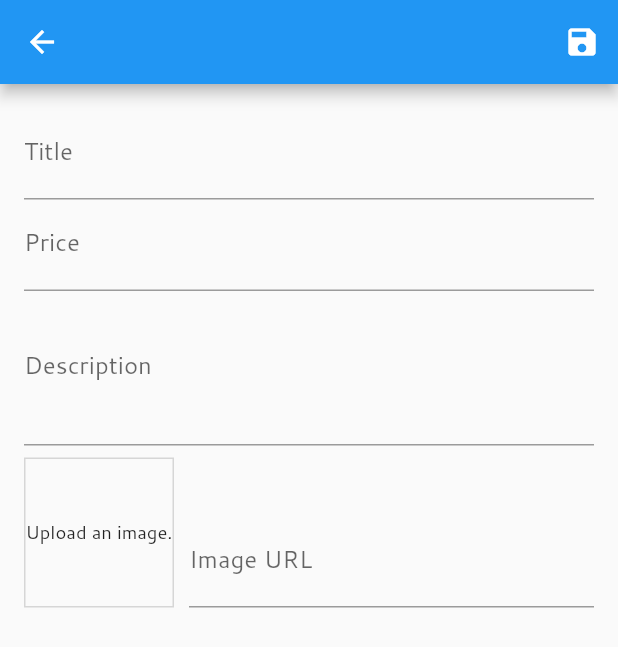
After one commit to sean-xiao-zhao7/flutter-shop, a Flutter app: the EditProductScreen screen opened by its route, on a phone screen of 412 x 824 dp. The commit adds this screen. Shown: the top 647 px of the screen. Run offline on Flutter 3.47's test engine with Material 2 defaults, Android fonts, the phone set to English and light mode, and no system bars; network calls fail; project files that could hold a hidden picture were left out.

Commit message:
Add edit product form

```diff
--- a/lib/main.dart
+++ b/lib/main.dart
@@ -1,6 +1,8 @@
 import 'package:flutter/material.dart';
 import 'package:shop/providers/cart_provider.dart';
 import 'package:shop/providers/orders_provider.dart';
+import 'package:shop/screens/admins/edit_product_screen.dart';
+import 'package:shop/screens/admins/manage_products.dart';
 import 'package:shop/screens/cart_screen.dart';
 import 'package:shop/screens/orders_screen.dart';
 import 'package:shop/screens/product_details_screen.dart';
@@ -39,6 +41,8 @@ class MyApp extends StatelessWidget {
           ProductDetailsScreen.routeName: (_) => ProductDetailsScreen(),
           CartScreen.routeName: (_) => CartScreen(),
           OrdersScreen.routeName: (_) => OrdersScreen(),
+          ManageProductsScreen.routeName: (_) => ManageProductsScreen(),
+          EditProductScreen.routeName: (_) => EditProductScreen(),
         },
       ),
     );
--- /dev/null
+++ b/lib/screens/admins/edit_product_screen.dart
@@ -0,0 +1,157 @@
+import 'package:flutter/material.dart';
+import 'package:shop/models/product.dart';
+
+class EditProductScreen extends StatefulWidget {
+  static const routeName = '/edit-product';
+  @override
+  _EditProductScreenState createState() => _EditProductScreenState();
+}
+
+class _EditProductScreenState extends State<EditProductScreen> {
+  final _priceFocusNode = FocusNode();
+  final _descriptionFocusNode = FocusNode();
+  final _imageUrlController = TextEditingController();
+  final _imageUrlFocusNode = FocusNode();
+  final _form = GlobalKey<FormState>();
+  var _product =
+      Product(id: null, title: '', description: '', price: 0.0, imageUrl: '');
+
+  void dispose() {
+    _imageUrlController.dispose();
+    _priceFocusNode.dispose();
+    _descriptionFocusNode.dispose();
+    _imageUrlFocusNode.dispose();
+    super.dispose();
+  }
+
+  void _saveForm() {
+    _form.currentState.save();
+  }
+
+  @override
+  Widget build(BuildContext context) {
+    return Scaffold(
+      appBar: AppBar(
+        title: Text(_imageUrlController.text),
+        actions: <Widget>[
+          IconButton(
+            icon: Icon(Icons.save),
+            onPressed: _saveForm,
+          ),
+        ],
+      ),
+      body: Padding(
+        padding: const EdgeInsets.all(16),
+        child: Form(
+            key: _form,
+            child: ListView(
+              children: <Widget>[
+                TextFormField(
+                  decoration: InputDecoration(
+                    labelText: 'Title',
+                  ),
+                  textInputAction: TextInputAction.next,
+                  onFieldSubmitted: (_) {
+                    FocusScope.of(context).requestFocus(_priceFocusNode);
+                  },
+                  onSaved: (value) {
+                    _product = Product(
+                      title: value,
+                      price: _product.price,
+                      description: _product.description,
+                      imageUrl: _product.imageUrl,
+                      id: null,
+                    );
+                  },
+                ),
+                TextFormField(
+                    keyboardType: TextInputType.number,
+                    decoration: InputDecoration(
+                      labelText: 'Price',
+                    ),
+                    textInputAction: TextInputAction.next,
+                    focusNode: _priceFocusNode,
+                    onFieldSubmitted: (_) {
+                      FocusScope.of(context)
+                          .requestFocus(_descriptionFocusNode);
+                    },
+                    onSaved: (value) {
+                      _product = Product(
+                        title: _product.title,
+                        price: double.parse(value),
+                        description: _product.description,
+                        imageUrl: _product.imageUrl,
+                        id: null,
+                      );
+                    }),
+                TextFormField(
+                  maxLines: 3,
+                  keyboardType: TextInputType.multiline,
+                  decoration: InputDecoration(
+                    labelText: 'Description',
+                  ),
+                  focusNode: _descriptionFocusNode,
+                  onSaved: (value) {
+                    _product = Product(
+                      title: _product.title,
+                      price: _product.price,
+                      description: value,
+                      imageUrl: _product.imageUrl,
+                      id: null,
+                    );
+                  },
+                ),
+                Row(
+                  crossAxisAlignment: CrossAxisAlignment.end,
+                  children: <Widget>[
+                    Container(
+                      width: 100,
+                      height: 100,
+                      margin: EdgeInsets.only(top: 8, right: 10),
+                      decoration: BoxDecoration(
+                          border: Border.all(
+                        width: 1,
+                        color: Colors.grey[350],
+                      )),
+                      child: FittedBox(
+                        child: _imageUrlController.text.isEmpty
+                            ? Text('Upload an image.')
+                            : Image.network(
+                                _imageUrlController.text,
+                                fit: BoxFit.cover,
+                              ),
+                      ),
+                    ),
+                    Expanded(
+                      child: TextFormField(
+                        decoration: InputDecoration(
+                          labelText: 'Image URL',
+                        ),
+                        keyboardType: TextInputType.url,
+                        textInputAction: TextInputAction.done,
+                        controller: _imageUrlController,
+                        focusNode: _imageUrlFocusNode,
+                        onFieldSubmitted: (value) {
+                          setState(() {
+                            _imageUrlController.text = value;
+                          });
+                        },
+                        onSaved: (value) {
+                          _product = Product(
+                            title: _product.title,
+                            price: _product.price,
+                            description: _product.description,
+                            imageUrl: value,
+                            id: null,
+                          );
+                        },
+                      ),
+                    )
+                  ],
+                )
+              ],
+            )),
+      ),
+    );
+  }
+}
```
Also changed, not shown: lib/providers/cart_provider.dart (+18 -0 lines), lib/screens/admins/manage_product_item.dart (added, +36 -0 lines), lib/screens/admins/manage_products.dart (added, +44 -0 lines), lib/widgets/cart_item.dart (+24 -0 lines), lib/widgets/main_drawer.dart (+11 -0 lines), lib/widgets/product_item.dart (+14 -0 lines).
